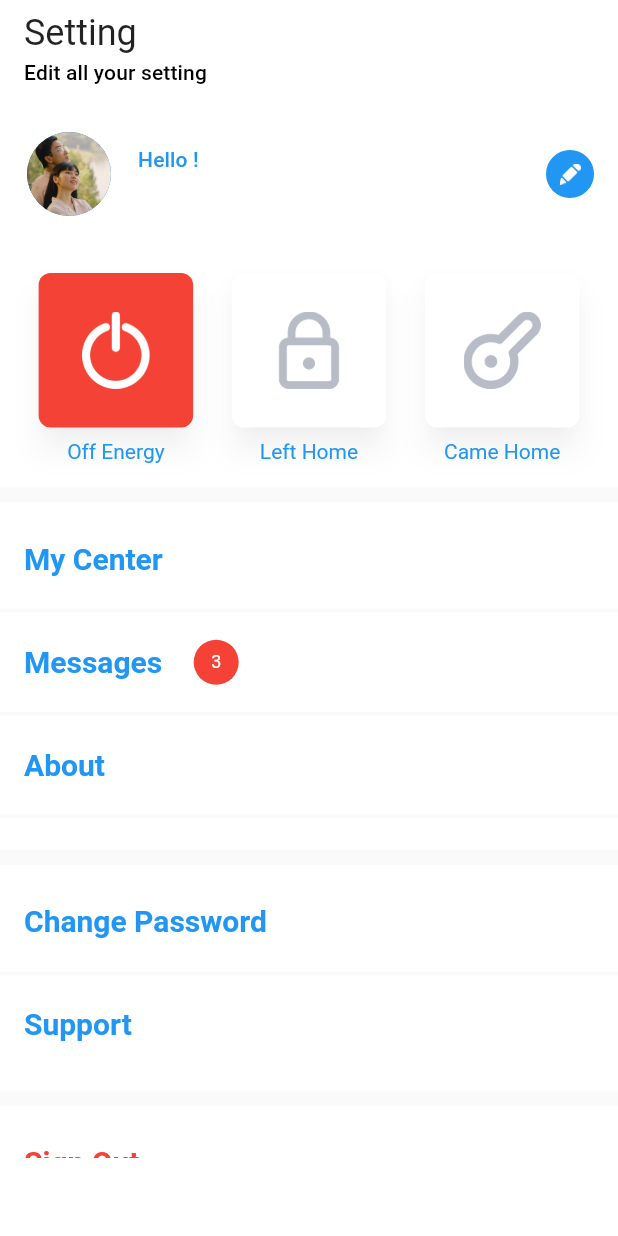
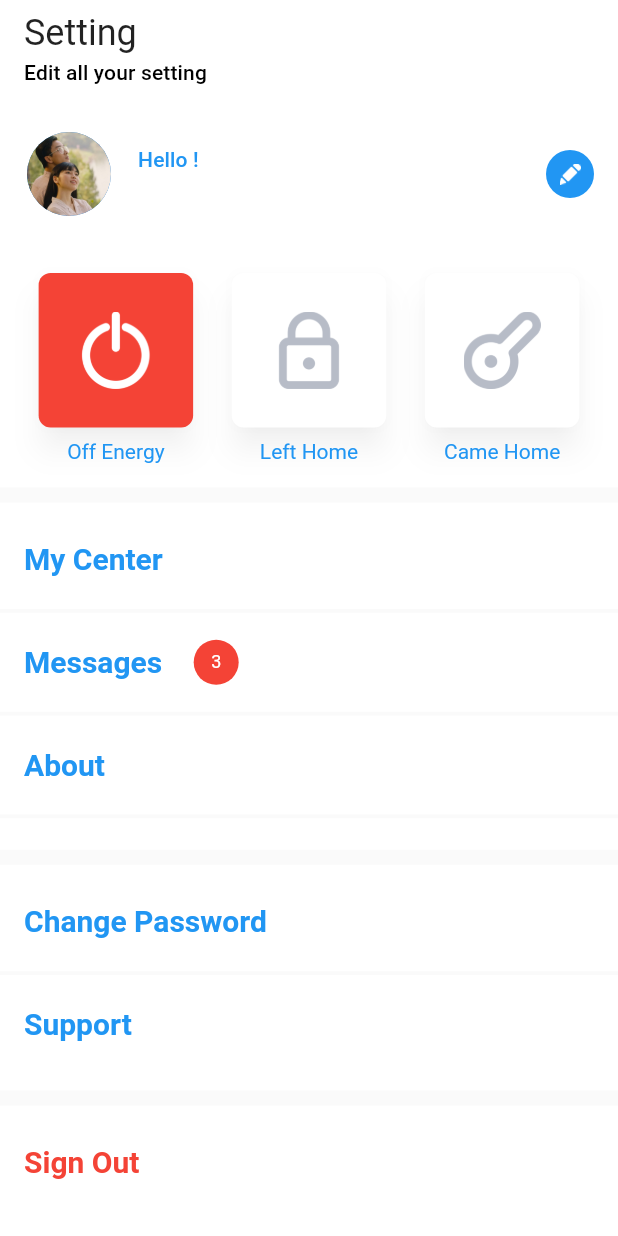
Before and after one commit to vu111293/mcom-daikin, a Flutter app: the SettingScreen screen opened directly, on a phone screen of 412 x 824 dp. Run offline on Flutter 3.47's test engine with Material 2 defaults, Android fonts, the phone set to English and light mode, and no system bars; our stand-ins replace bot_toast, carousel_slider, connectivity, date_format, device_info, dio and 8 more; accounts and stored records are empty; generated files the repository leaves out were written again.

Commit message:
fix overlay bottom

```diff
--- a/daikin/lib/ui/setting/setting_screen.dart
+++ b/daikin/lib/ui/setting/setting_screen.dart
@@ -41,7 +41,7 @@ class SettingScreenState extends State<SettingScreen> with SingleTickerProviderS
             title: "Setting",
             subTitle: "Edit all your setting",
           ),
-          Container(
+          Expanded(child: Container(
             height: contentScreenWithTab(context),
             child: SingleChildScrollView(
               child: Column(
@@ -272,7 +272,7 @@ class SettingScreenState extends State<SettingScreen> with SingleTickerProviderS
                 ],
               ),
             ),
-          )
+          ))
         ],
       ),
     );
```
Lines whose indentation alone changed are shown as unchanged.
